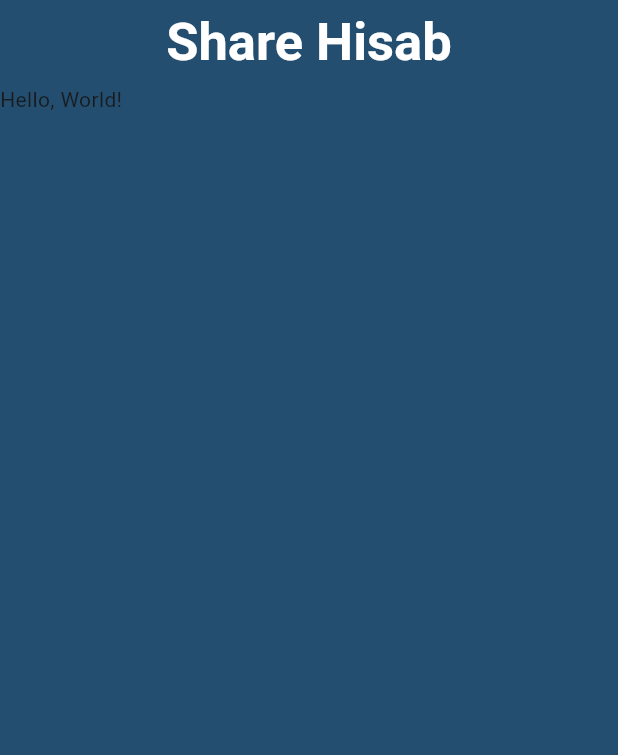
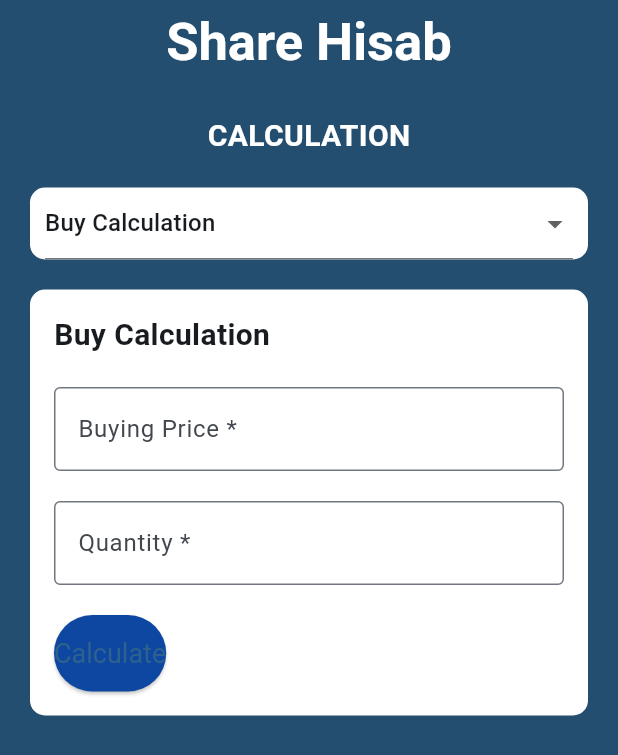
Before and after one commit to santoshvandari/ShareHisab, a Flutter app: the screen it shows after launch, on a phone screen of 412 x 824 dp. Shown: the top 755 px of the screen. Run offline on Flutter 3.47's test engine with Material 3 defaults, Android fonts, the phone set to English and light mode, and no system bars.

Commit message:
Buy Page Created

```diff
--- /dev/null
+++ b/lib/buy_options.dart
@@ -0,0 +1,61 @@
+import 'package:flutter/material.dart';
+
+class BuyOptions extends StatelessWidget {
+  const BuyOptions({super.key});
+
+  @override
+  Widget build(BuildContext context) {
+    return Column(
+      children: [
+        SizedBox(height: 20),
+        Container(
+          padding: EdgeInsets.all(16.0),
+          decoration: BoxDecoration(
+            color: Colors.white,
+            borderRadius: BorderRadius.circular(10),
+          ),
+          child: Column(
+            crossAxisAlignment: CrossAxisAlignment.start,
+            children: [
+              const Text(
+                "Buy Calculation",
+                style: TextStyle(
+                  fontSize: 20,
+                  fontWeight: FontWeight.bold,
+                ),
+              ),
+              const SizedBox(height: 20),
+              TextFormField(
+                decoration: const InputDecoration(
+                  labelText: "Buying Price *",
+                  border: OutlineInputBorder(),
+                ),
+                keyboardType: TextInputType.number,
+              ),
+              const SizedBox(height: 20),
+              TextFormField(
+                decoration: const InputDecoration(
+                  labelText: "Quantity *",
+                  border: OutlineInputBorder(),
+                ),
+                keyboardType: TextInputType.number,
+              ),
+              const SizedBox(height: 20),
+              SizedBox(
+                child: ElevatedButton(
+                  onPressed: () {},
+                  style: ElevatedButton.styleFrom(
+                    backgroundColor: Colors.blue[900],
+                    padding: const EdgeInsets.symmetric(vertical: 15),
+                    textStyle: const TextStyle(fontSize: 18),
+                  ),
+                  child: const Text("Calculate"),
+                ),
+              ),
+            ],
+          ),
+        ),
+      ],
+    );
+  }
+}
--- a/lib/home_page.dart
+++ b/lib/home_page.dart
@@ -1,4 +1,5 @@
 import 'package:flutter/material.dart';
+import 'package:sharehisab/buy_options.dart';
 
 class HomePage extends StatefulWidget {
   const HomePage({super.key});
@@ -15,11 +16,56 @@ class _HomePageState extends State<HomePage> {
         appBar: AppBar(
           title: const Text(
             "Share Hisab",
-            style: TextStyle(color: Colors.white),
+            style: TextStyle(
+              color: Colors.white,
+              fontWeight: FontWeight.bold,
+            ),
           ),
           centerTitle: true,
         ),
-        body: const Text("Hello, World!"),
+        body: SingleChildScrollView(
+          scrollDirection: Axis.vertical,
+          child: Padding(
+            padding: const EdgeInsets.all(20.0),
+            child: Column(
+              children: [
+                const Text(
+                  "CALCULATION",
+                  style: TextStyle(
+                    color: Colors.white,
+                    fontSize: 20,
+                    fontWeight: FontWeight.bold,
+                  ),
+                ),
+                const SizedBox(height: 20),
+                Container(
+                  decoration: BoxDecoration(
+                    borderRadius: BorderRadius.circular(10),
+                    color: Colors.white,
+                  ),
+                  padding:
+                      const EdgeInsets.symmetric(vertical: 0, horizontal: 10),
+                  child: DropdownButtonFormField<String>(
+                    dropdownColor: Colors.white,
+                    value: "Buy Calculation",
+                    items: const [
+                      DropdownMenuItem(
+                        value: "Buy Calculation",
+                        child: Text("Buy Calculation"),
+                      ),
+                      DropdownMenuItem(
+                        value: "Sell Calculation",
+                        child: Text("Sell Calculation"),
+                      ),
+                    ],
+                    onChanged: (value) {},
+                  ),
+                ),
+                const BuyOptions(),
+              ],
+            ),
+          ),
+        ),
       ),
     );
   }
```
